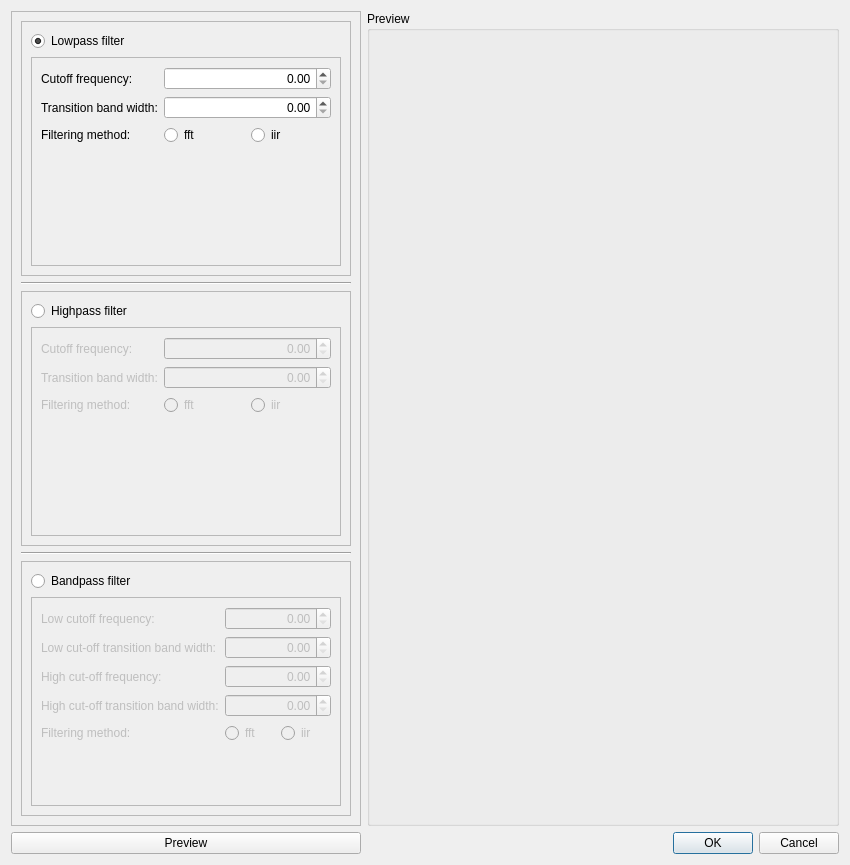
The window that meggie/ui/qt4Designer_ui_files/filterDialog.ui (cibr-jyu/meggie) describes before a commit, drawn with Qt 5.
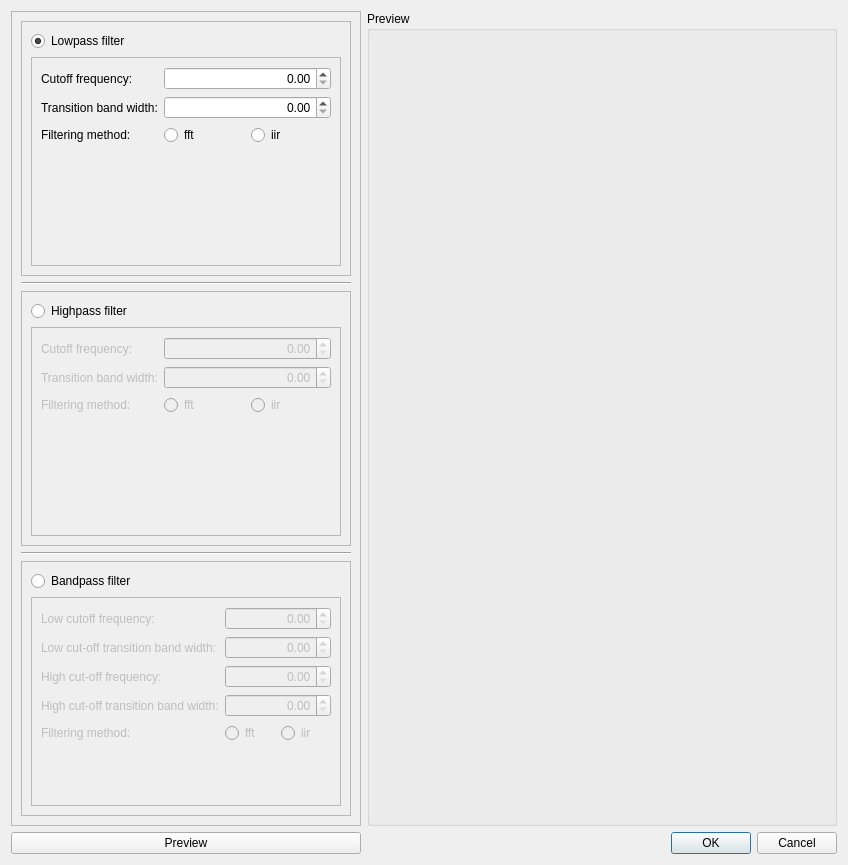
The same window after the commit. Custom widgets are drawn as their Qt base class.

Diff of the .ui file:
```diff
--- a/meggie/ui/qt4Designer_ui_files/filterDialog.ui
+++ b/meggie/ui/qt4Designer_ui_files/filterDialog.ui
@@ -6,7 +6,7 @@
    <rect>
     <x>0</x>
     <y>0</y>
-    <width>850</width>
+    <width>848</width>
     <height>865</height>
    </rect>
   </property>
```
Left out of the diff: 26 changed lines with no effect on the pictures.
